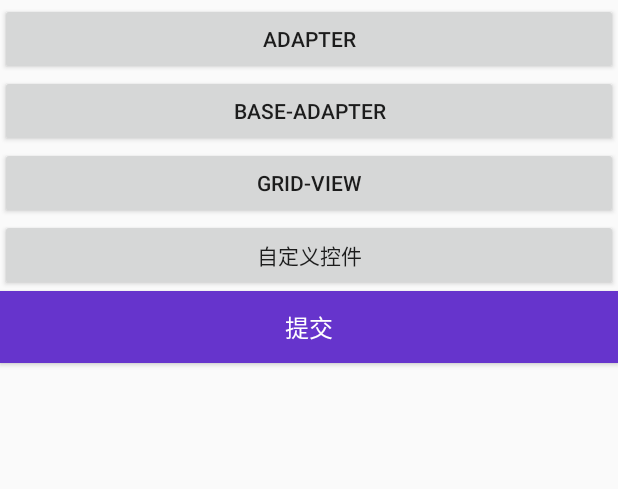
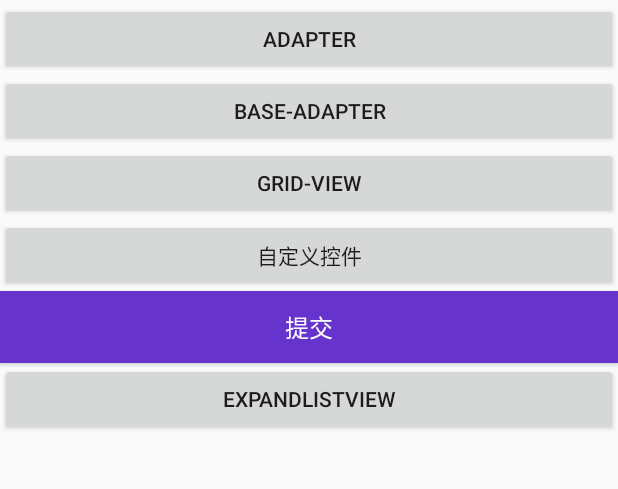
Before and after one commit to guobin211/rx-java, an Android app: the screen it shows after launch (MainActivity), on a phone screen of 412 x 824 dp, the part 231-720 px from its top. Run offline under Robolectric (Android 15) with nearby library versions, the phone set to English and light mode, and no system bars.

Commit message:
js接口

```diff
--- a/ele/app/src/main/java/com/mix/ele/MainActivity.kt
+++ b/ele/app/src/main/java/com/mix/ele/MainActivity.kt
@@ -37,7 +37,7 @@ class MainActivity : AppCompatActivity() {
             super.onPageFinished(view, url)
             val json = JSONObject()
             json.put("name", "kotlin")
-            // 2. kotlin调用javscript方法
+            // 2. kotlin调用javascript方法a
             webView.loadUrl("javascript:showMessage(${json.toString()})")
         }
     }
--- a/layout/app/build.gradle
+++ b/layout/app/build.gradle
@@ -26,4 +26,5 @@ dependencies {
     testImplementation 'junit:junit:4.12'
     androidTestImplementation 'androidx.test:runner:1.2.0'
     androidTestImplementation 'androidx.test.espresso:espresso-core:3.2.0'
+    implementation 'com.android.support.constraint:constraint-layout:1.1.3'
 }
--- a/layout/app/src/main/java/com/guobin/layout/MainActivity.java
+++ b/layout/app/src/main/java/com/guobin/layout/MainActivity.java
@@ -12,6 +12,7 @@ import android.widget.Button;
 import android.widget.Toast;
 
 import com.guobin.layout.activity.BaseAdapterActivity;
+import com.guobin.layout.activity.ExpandList;
 import com.guobin.layout.activity.GridViewActivity;
 import com.guobin.layout.activity.LinerLayout;
 import com.guobin.layout.activity.ListViewActivity;
@@ -29,6 +30,7 @@ public class MainActivity extends AppCompatActivity {
     Button btn4;
     Button btn5;
     Button btn6;
+    Button btn8;
 
     @Override
     protected void onCreate(Bundle savedInstanceState) {
@@ -46,6 +48,8 @@ public class MainActivity extends AppCompatActivity {
         btn5.setOnClickListener(this.onListViewClick(5));
         btn6 = findViewById(R.id.button6);
         btn6.setOnClickListener(this.onListViewClick(6));
+        btn8 = findViewById(R.id.button8);
+        btn8.setOnClickListener(this.onListViewClick(8));
     }
 
     @Override
@@ -84,6 +88,8 @@ public class MainActivity extends AppCompatActivity {
                 } else if (id == 6) {
                     // 自定义控件
                     intent.setClass(MainActivity.this, ListViewActivity.class);
+                } else if (id == 8) {
+                    intent.setClass(MainActivity.this, ExpandList.class);
                 } else {
                     intent.setClass(MainActivity.this, ListViewActivity.class);
                 }
--- a/layout/app/src/main/res/layout/activity_main.xml
+++ b/layout/app/src/main/res/layout/activity_main.xml
@@ -46,7 +46,14 @@
         android:layout_width="match_parent"
         android:layout_height="wrap_content"
         android:text="自定义控件" />
+
     <com.guobin.layout.components.SubmitButton
         android:layout_width="match_parent"
         android:layout_height="wrap_content"/>
+
+    <Button
+        android:id="@+id/button8"
+        android:layout_width="match_parent"
+        android:layout_height="wrap_content"
+        android:text="ExpandListView" />
 </LinearLayout>
--- /dev/null
+++ b/layout/app/src/main/res/layout/item_child.xml
@@ -0,0 +1,5 @@
+<?xml version="1.0" encoding="utf-8"?>
+<android.support.constraint.ConstraintLayout xmlns:android="http://schemas.android.com/apk/res/android"
+    android:layout_width="match_parent" android:layout_height="match_parent">
+
+</android.support.constraint.ConstraintLayout>
--- /dev/null
+++ b/layout/app/src/main/res/layout/item_group.xml
@@ -0,0 +1,5 @@
+<?xml version="1.0" encoding="utf-8"?>
+<android.support.constraint.ConstraintLayout xmlns:android="http://schemas.android.com/apk/res/android"
+    android:layout_width="match_parent" android:layout_height="match_parent">
+
+</android.support.constraint.ConstraintLayout>
```
Also changed, not shown: ele/app/src/main/java/com/mix/ele/jshooks/JavaScriptMethods.kt (+6 -6 lines), layout/app/src/main/AndroidManifest.xml (+5 -4 lines), layout/app/src/main/java/com/guobin/layout/activity/ExpandList.java (added, +31 -0 lines), layout/app/src/main/res/layout/activity_expand_list.xml (added, +15 -0 lines).
